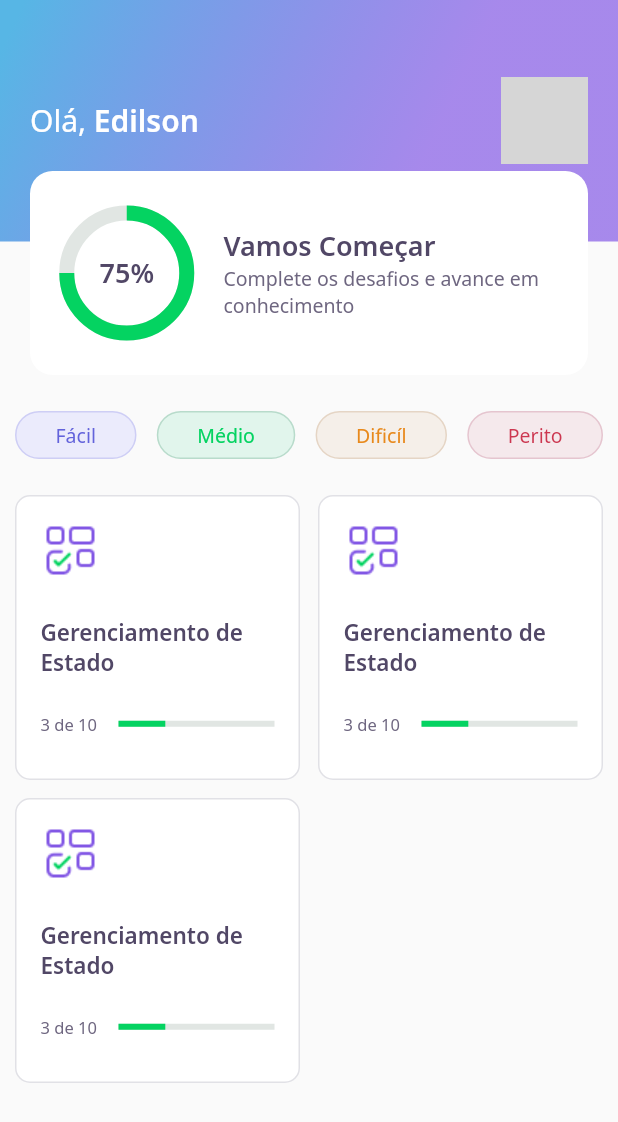
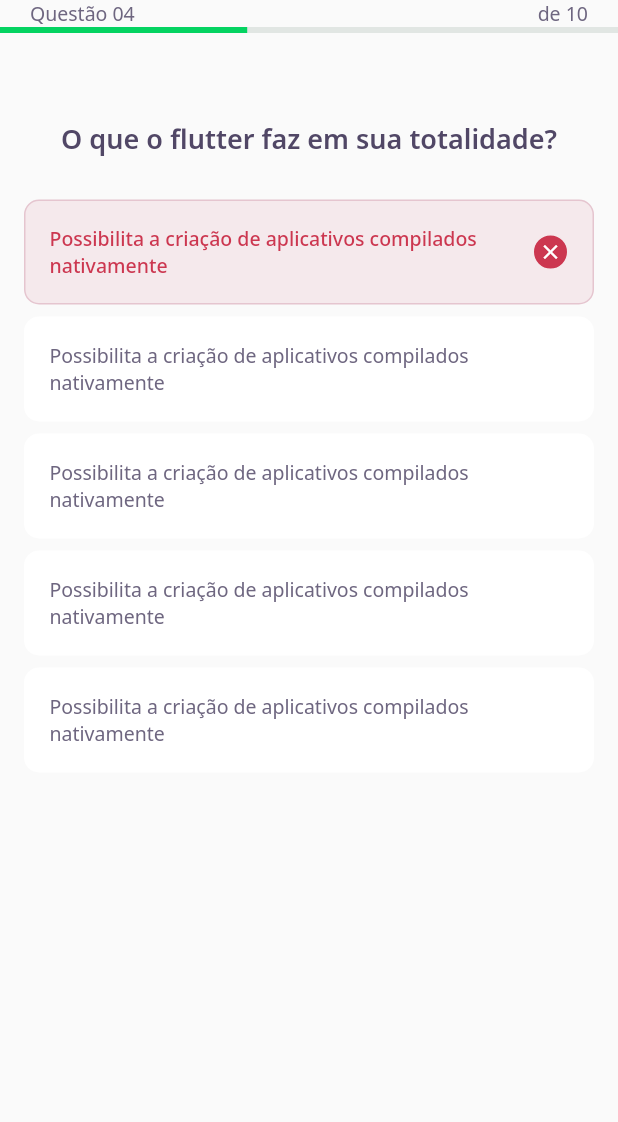
Before and after one commit to edilson14/devquiz, a Flutter app: the screen it shows after launch, on a phone screen of 412 x 824 dp. Shown: the top 1122 px of the screen. Run offline on Flutter 3.47's test engine with Material 2 defaults, Android fonts, the phone set to English and light mode, and no system bars; our stand-ins replace google_fonts; grey boxes are pictures that could not be loaded.

Commit message:
aula 2 completo

```diff
--- /dev/null
+++ b/lib/challenge/challeng_page.dart
@@ -0,0 +1,23 @@
+import 'package:devquiz/challenge/widgets/question_indicator/question_indicator_widget.dart';
+import 'package:devquiz/challenge/widgets/quiz/quiz_widget.dart';
+import 'package:flutter/material.dart';
+
+class ChallengePage extends StatefulWidget {
+  @override
+  _ChallengePageState createState() => _ChallengePageState();
+}
+
+class _ChallengePageState extends State<ChallengePage> {
+  @override
+  Widget build(BuildContext context) {
+    return Scaffold(
+      appBar: PreferredSize(
+        preferredSize: Size.fromHeight(80),
+        child: SafeArea(
+          child: QuestionIndicatorWidget(),
+        ),
+      ),
+      body: QuizWidget(title: 'O que o flutter faz em sua totalidade?'),
+    );
+  }
+}
--- /dev/null
+++ b/lib/challenge/widgets/answer/answer_widget.dart
@@ -0,0 +1,82 @@
+import 'package:devquiz/core/core.dart';
+import 'package:flutter/material.dart';
+
+class AnswerWidget extends StatelessWidget {
+  final String question;
+  final bool isRight;
+  final bool isSelcted;
+
+  const AnswerWidget({
+    Key? key,
+    required this.question,
+    this.isRight = false,
+    this.isSelcted = false,
+  }) : super(key: key);
+
+  Color get _selectedColorRight =>
+      isRight ? AppColors.darkGreen : AppColors.darkRed;
+
+  Color get _selectedBorderRight =>
+      isRight ? AppColors.lightGreen : AppColors.lightRed;
+
+  Color get _selectedColorCardRight =>
+      isRight ? AppColors.lightGreen : AppColors.lightRed;
+
+  Color get _selectedBorderCardRight =>
+      isRight ? AppColors.green : AppColors.red;
+
+  TextStyle get _selectTextStyleRight =>
+      isRight ? AppTextStyles.bodyDarkGreen : AppTextStyles.bodyDarkRed;
+
+  IconData get _selectedIconRight => isRight ? Icons.check : Icons.close;
+
+  @override
+  Widget build(BuildContext context) {
+    return Padding(
+      padding: const EdgeInsets.symmetric(horizontal: 16, vertical: 4),
+      child: Container(
+        padding: EdgeInsets.all(16),
+        decoration: BoxDecoration(
+          color: isSelcted ? _selectedColorCardRight : AppColors.white,
+          borderRadius: BorderRadius.circular(10),
+          border: Border.fromBorderSide(
+            BorderSide(
+              color: isSelcted ? _selectedBorderCardRight : AppColors.white,
+            ),
+          ),
+        ),
+        child: Row(
+          mainAxisAlignment: MainAxisAlignment.spaceBetween,
+          children: [
+            Expanded(
+              child: Text(
+                question,
+                style: isSelcted ? _selectTextStyleRight : AppTextStyles.body,
+              ),
+            ),
+            Container(
+              decoration: BoxDecoration(
+                color: isSelcted ? _selectedColorRight : AppColors.white,
+                borderRadius: BorderRadius.circular(50),
+                border: Border.fromBorderSide(
+                  BorderSide(
+                    color: isSelcted ? _selectedBorderRight : AppColors.white,
+                  ),
+                ),
+              ),
+              height: 24,
+              width: 24,
+              child: isSelcted
+                  ? Icon(
+                      isSelcted ? _selectedIconRight : null,
+                      size: 16,
+                      color: AppColors.white,
+                    )
+                  : null,
+            )
+          ],
+        ),
+      ),
+    );
+  }
+}
--- /dev/null
+++ b/lib/challenge/widgets/question_indicator/question_indicator_widget.dart
@@ -0,0 +1,28 @@
+import 'package:devquiz/core/app_text_styles.dart';
+import 'package:devquiz/shared/widgets/progress_indicator/progress_indicator_widget.dart';
+import 'package:flutter/material.dart';
+
+class QuestionIndicatorWidget extends StatelessWidget {
+  @override
+  Widget build(BuildContext context) {
+    return Container(
+      child: Column(
+        children: [
+          Padding(
+            padding: const EdgeInsets.symmetric(horizontal: 20),
+            child: Row(
+              mainAxisAlignment: MainAxisAlignment.spaceBetween,
+              children: [
+                Text('Questão 04', style: AppTextStyles.body),
+                Text('de 10', style: AppTextStyles.body),
+              ],
+            ),
+          ),
+          ProgressIndicatorWidget(
+            value: .4,
+          )
+        ],
+      ),
+    );
+  }
+}
--- /dev/null
+++ b/lib/challenge/widgets/quiz/quiz_widget.dart
@@ -0,0 +1,56 @@
+import 'package:devquiz/challenge/widgets/answer/answer_widget.dart';
+import 'package:devquiz/core/core.dart';
+import 'package:flutter/material.dart';
+
+class QuizWidget extends StatelessWidget {
+  final String title;
+
+  const QuizWidget({Key? key, required this.title}) : super(key: key);
+
+  @override
+  Widget build(BuildContext context) {
+    return Container(
+      child: Column(
+        children: [
+          Text(
+            title,
+            style: AppTextStyles.heading,
+          ),
+          SizedBox(
+            height: 24,
+          ),
+          AnswerWidget(
+            question:
+                'Possibilita a criação de aplicativos compilados nativamente',
+            isRight: false,
+            isSelcted: true,
+          ),
+          AnswerWidget(
+            question:
+                'Possibilita a criação de aplicativos compilados nativamente',
+            isRight: true,
+            isSelcted: false,
+          ),
+          AnswerWidget(
+            question:
+                'Possibilita a criação de aplicativos compilados nativamente',
+            isRight: false,
+            isSelcted: false,
+          ),
+          AnswerWidget(
+            question:
+                'Possibilita a criação de aplicativos compilados nativamente',
+            isRight: false,
+            isSelcted: false,
+          ),
+          AnswerWidget(
+            question:
+                'Possibilita a criação de aplicativos compilados nativamente',
+            isRight: false,
+            isSelcted: false,
+          ),
+        ],
+      ),
+    );
+  }
+}
--- a/lib/core/app_widget.dart
+++ b/lib/core/app_widget.dart
@@ -1,4 +1,4 @@
-import 'package:devquiz/home/home_page.dart';
+import 'package:devquiz/challenge/challeng_page.dart';
 import 'package:flutter/material.dart';
 
 class AppWidget extends StatelessWidget {
@@ -6,7 +6,7 @@ class AppWidget extends StatelessWidget {
   Widget build(BuildContext context) {
     return MaterialApp(
       title: "DevQuiz",
-      home: HomePage(),
+      home: ChallengePage(),
     );
   }
 }
--- a/lib/home/home_page.dart
+++ b/lib/home/home_page.dart
@@ -4,7 +4,7 @@ import 'package:devquiz/home/widgets/quiz_card/quiz_card_widget.dart';
 import 'package:flutter/material.dart';
 
 class HomePage extends StatefulWidget {
-  HomePage({Key key}) : super(key: key);
+  HomePage({Key? key}) : super(key: key);
   @override
   _HomePageState createState() => _HomePageState();
 }
--- a/lib/home/widgets/level_button/level_button_widget.dart
+++ b/lib/home/widgets/level_button/level_button_widget.dart
@@ -5,7 +5,7 @@ import 'package:google_fonts/google_fonts.dart';
 
 class LevelButtonWidget extends StatelessWidget {
   final String label;
-  LevelButtonWidget({@required this.label})
+  LevelButtonWidget({required this.label})
       : assert(
           ['Fácil', 'Médio', 'Dificíl', 'Perito'].contains(label),
         );
@@ -33,9 +33,9 @@ class LevelButtonWidget extends StatelessWidget {
     }
   };
 
-  Color get color => config[label]['color'];
-  Color get borderColor => config[label]['borderColor'];
-  Color get fontColor => config[label]['fontColor'];
+  Color? get color => config[label]!['color'];
+  Color? get borderColor => config[label]!['borderColor'];
+  Color? get fontColor => config[label]!['fontColor'];
 
   @override
   Widget build(BuildContext context) {
@@ -45,12 +45,15 @@ class LevelButtonWidget extends StatelessWidget {
         color: color,
         border: Border.fromBorderSide(
           BorderSide(
-            color: borderColor,
+            color: borderColor!,
           ),
         ),
       ),
       child: Padding(
-        padding: const EdgeInsets.symmetric(horizontal: 26, vertical: 6),
+        padding: const EdgeInsets.symmetric(
+          horizontal: 26,
+          vertical: 6,
+        ),
         child: Text(
           label,
           style: GoogleFonts.notoSans(
--- a/lib/home/widgets/quiz_card/quiz_card_widget.dart
+++ b/lib/home/widgets/quiz_card/quiz_card_widget.dart
@@ -1,6 +1,7 @@
 import 'package:devquiz/core/app_colors.dart';
 import 'package:devquiz/core/app_images.dart';
 import 'package:devquiz/core/app_text_styles.dart';
+import 'package:devquiz/shared/widgets/progress_indicator/progress_indicator_widget.dart';
 import 'package:flutter/material.dart';
 
 class QuizCardWidget extends StatelessWidget {
@@ -48,13 +49,7 @@ class QuizCardWidget extends StatelessWidget {
               ),
               Expanded(
                 flex: 2,
-                child: LinearProgressIndicator(
-                  value: 0.3,
-                  backgroundColor: AppColors.chartSecondary,
-                  valueColor: AlwaysStoppedAnimation<Color>(
-                    AppColors.chartPrimary,
-                  ),
-                ),
+                child: ProgressIndicatorWidget(value: 3.0),
               )
             ],
           )
--- /dev/null
+++ b/lib/shared/widgets/progress_indicator/progress_indicator_widget.dart
@@ -0,0 +1,20 @@
+import 'package:devquiz/core/core.dart';
+import 'package:flutter/material.dart';
+
+class ProgressIndicatorWidget extends StatelessWidget {
+  final value;
+
+  const ProgressIndicatorWidget({Key? key, required this.value})
+      : super(key: key);
+
+  @override
+  Widget build(BuildContext context) {
+    return LinearProgressIndicator(
+      value: value,
+      backgroundColor: AppColors.chartSecondary,
+      valueColor: AlwaysStoppedAnimation<Color>(
+        AppColors.chartPrimary,
+      ),
+    );
+  }
+}
--- a/pubspec.yaml
+++ b/pubspec.yaml
@@ -4,7 +4,7 @@ description: Projeto da Nlw5 da RocketSeat.
 version: 1.0.0+1
 
 environment:
-  sdk: ">=2.7.0 <3.0.0"
+  sdk: '>=2.12.0 <3.0.0'
 
 dependencies:
   flutter:
```
